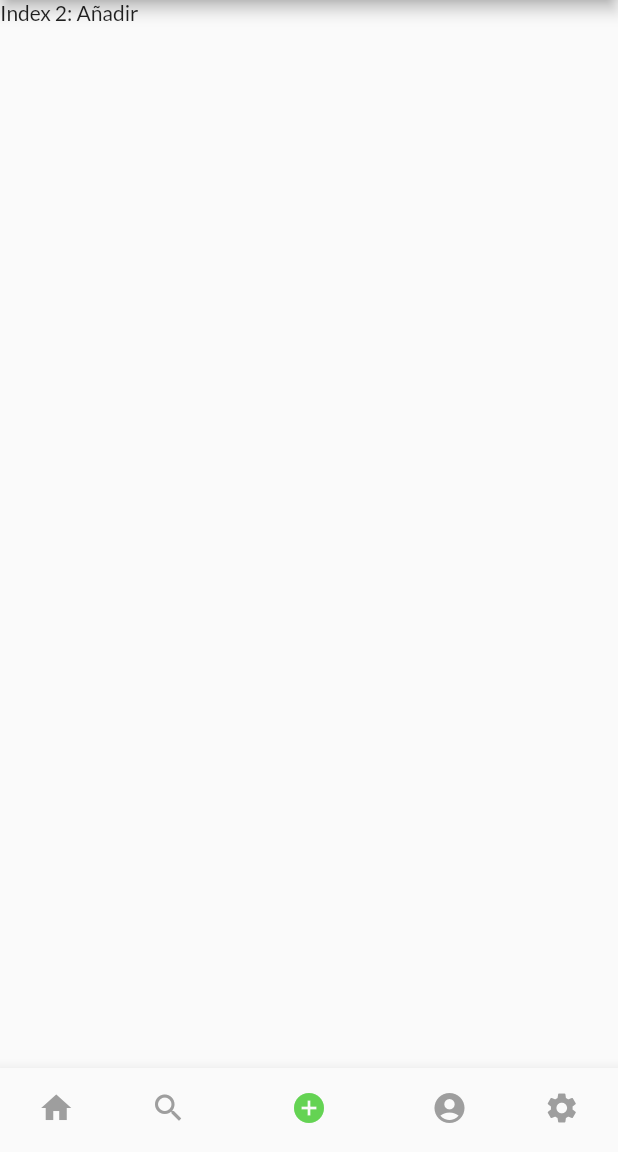
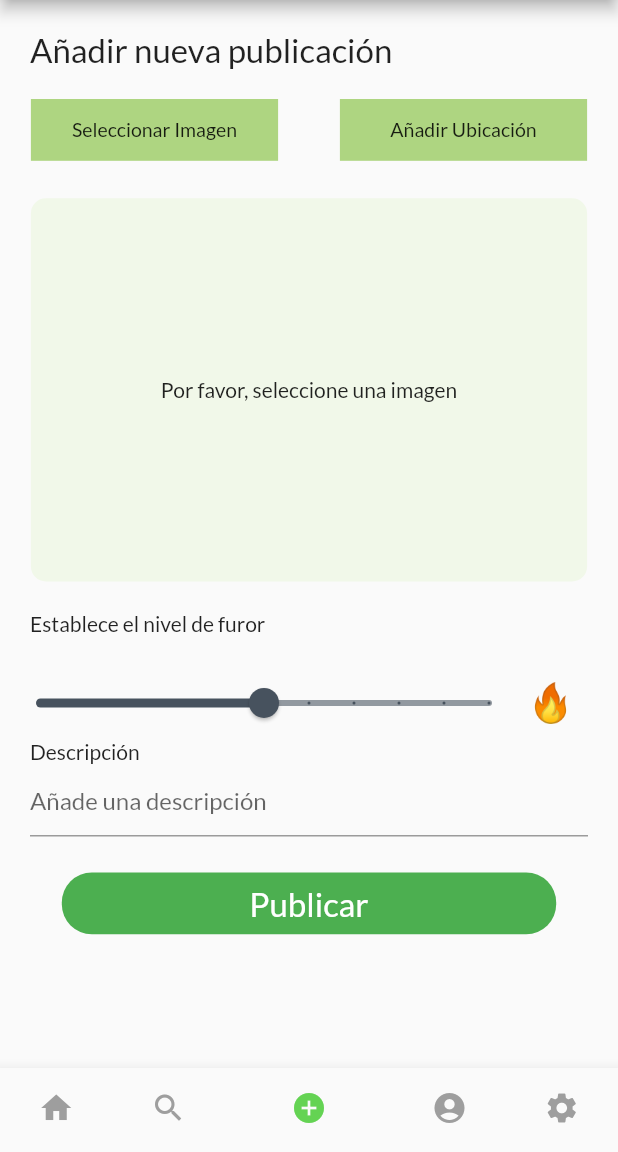
Before and after one commit to lorenamartineztorres/frontendpruebas, a Flutter app: the PagePrincipal screen opened directly, item 3 of the bottom bar chosen, on a phone screen of 412 x 824 dp, the part 84-1236 px from its top. Run offline on Flutter 3.47's test engine with Material 2 defaults, Android fonts, the phone set to English and light mode, and no system bars; our stand-ins replace google_fonts, image_picker; network calls fail.

Commit message:
Nueva Publicación

```diff
--- a/lib/principal.dart
+++ b/lib/principal.dart
@@ -1,8 +1,7 @@
-
 import 'package:flutter/material.dart';
 import 'package:flutter_application_1/loginForm.dart';
 import 'package:flutter_application_1/Home.dart';
-
+import 'package:flutter_application_1/upload.dart';
 
 class PagePrincipal extends StatefulWidget {
   PagePrincipal();
@@ -11,9 +10,7 @@ class PagePrincipal extends StatefulWidget {
 }
 
 class _PagePrincipalState extends State<PagePrincipal> {
-
   int selectedIndex = 0;
-
 
   void _onItemTapped(int index) {
     setState(() {
@@ -26,9 +23,7 @@ class _PagePrincipalState extends State<PagePrincipal> {
     Text(
       'Index 1: Buscador',
     ),
-    Text(
-      'Index 2: Añadir',
-    ),
+    Upload(),
     Text(
       'Index 3: usuario',
     ),
@@ -37,17 +32,17 @@ class _PagePrincipalState extends State<PagePrincipal> {
     ),
   ];
 
-
   @override
   Widget build(BuildContext context) {
     return Scaffold(
       appBar: AppBar(
         centerTitle: true,
-          title: Text('ECOPROTECT', style: TextStyle(fontSize: 16.0,fontFamily: 'Glacial Indifference' ),),
+        title: Text(
+          'ECOPROTECT',
+          style: TextStyle(fontSize: 16.0, fontFamily: 'Glacial Indifference'),
         ),
-
+      ),
       body: pantallas[selectedIndex],
-
       bottomNavigationBar: BottomNavigationBar(
         items: const <BottomNavigationBarItem>[
           BottomNavigationBarItem(
@@ -78,9 +73,6 @@ class _PagePrincipalState extends State<PagePrincipal> {
         showUnselectedLabels: false,
         onTap: _onItemTapped,
       ),
-
     );
   }
-
-
 }
--- /dev/null
+++ b/lib/upload.dart
@@ -0,0 +1,236 @@
+import 'package:flutter/material.dart';
+import 'package:image_picker/image_picker.dart';
+
+class Upload extends StatefulWidget {
+  //stateful ja que cambiara depende un parametro de entrada, la ubicación
+  @override
+  _UploadState createState() => _UploadState();
+}
+
+class _UploadState extends State<Upload> {
+  double num_gradiente = 50; //poner el que ha introducido el usuario
+  int num_mg = 0;
+  var imageFile;
+
+  @override
+  void initState() {
+    super.initState();
+  }
+
+  @override
+  Widget build(BuildContext context) {
+    return Scaffold(
+      body: SingleChildScrollView(
+        child: Column(
+          children: <Widget>[
+            //Añadir nueva publicación
+            Padding(
+              padding:
+                  const EdgeInsets.symmetric(horizontal: 20.0, vertical: 20.0),
+              child: Row(
+                children: <Widget>[
+                  new Text(
+                    "Añadir nueva publicación",
+                    style: new TextStyle(fontSize: 22),
+                  )
+                ],
+              ),
+            ),
+            Row(
+              crossAxisAlignment: CrossAxisAlignment.start,
+              mainAxisAlignment: MainAxisAlignment.spaceAround,
+              children: [
+                Container(
+                    //SELECCIONAR IMAGEN
+                    alignment: Alignment.centerLeft,
+                    height: MediaQuery.of(context).size.height * 0.05,
+                    width: MediaQuery.of(context).size.width * 0.40,
+                    decoration: BoxDecoration(color: Colors.lightGreen[300]),
+                    child: FlatButton(
+                        onPressed: () {
+                          //TODO SELECCIONAR IMAGEN
+                          _showSelectionDialog(context);
+                        },
+                        child: Align(
+                          alignment: Alignment.center,
+                          child: Text("Seleccionar Imagen",
+                              style: new TextStyle(fontSize: 13)),
+                        ))),
+                Container(
+                    //AÑADIR UBICACIÓN
+                    alignment: Alignment.centerRight,
+                    height: MediaQuery.of(context).size.height * 0.05,
+                    width: MediaQuery.of(context).size.width * 0.40,
+                    decoration: BoxDecoration(color: Colors.lightGreen[300]),
+                    //borderRadius: BorderRadius.circular(20)),
+                    child: FlatButton(
+                        onPressed: () {}, //TODO AÑADIR UBICACIÓN
+                        child: Align(
+                          alignment: Alignment.center,
+                          child: Text("Añadir Ubicación",
+                              style: new TextStyle(fontSize: 13)),
+                        ))),
+              ],
+            ),
+            Row(
+              //PREVISUALIZACION IMAGEN
+              crossAxisAlignment: CrossAxisAlignment.start,
+              mainAxisAlignment: MainAxisAlignment.spaceAround,
+              children: <Widget>[
+                Container(
+                  margin: EdgeInsets.only(top: 25),
+                  height: MediaQuery.of(context).size.height * 0.31,
+                  width: MediaQuery.of(context).size.width * 0.90,
+                  decoration: BoxDecoration(
+                      color: Colors.lightGreen[50],
+                      borderRadius: BorderRadius.circular(10)),
+                  child: _setImageView(),
+                )
+              ],
+            ),
+            Row(
+              //TEXTO FUROR
+              children: [
+                Padding(
+                  padding:
+                      EdgeInsets.symmetric(horizontal: 20.0, vertical: 20.0),
+                  child: Text("Establece el nivel de furor"),
+                ),
+              ],
+            ),
+            Padding(
+                //GRADIENTE
+                padding: EdgeInsets.only(right: 30),
+                child: Row(
+                    mainAxisAlignment: MainAxisAlignment.spaceEvenly,
+                    mainAxisSize: MainAxisSize.max,
+                    children: <Widget>[
+                      new Expanded(
+                        child: gradiente(),
+                      ),
+                      Image.asset(
+                        'images/furor.png',
+                        width: 30.0,
+                        height: 30.0,
+                      ),
+                    ])),
+            Row(
+              //TEXTO DESCRIPCIÓN
+              children: [
+                Padding(
+                  padding:
+                      EdgeInsets.symmetric(horizontal: 20.0, vertical: 00.0),
+                  child: Text("Descripción"),
+                )
+              ],
+            ),
+            Padding(
+              //DESCRIPCIÓN
+              padding: EdgeInsets.symmetric(horizontal: 20.0, vertical: 00.0),
+              child: TextFormField(
+                onChanged: (text) {
+                  //this.newcomment = text;
+                },
+                decoration: InputDecoration(
+                  hintText: 'Añade una descripción',
+                ),
+              ),
+            ),
+            Padding(
+              //BOTON PUBLICAR
+              padding: EdgeInsets.symmetric(horizontal: 00.0, vertical: 24.0),
+              child: Container(
+                height: MediaQuery.of(context).size.height * 0.05,
+                width: MediaQuery.of(context).size.width * 0.80,
+                decoration: BoxDecoration(
+                    color: Colors.green,
+                    borderRadius: BorderRadius.circular(20)),
+                child: FlatButton(
+                  onPressed: () {},
+                  child: Text(
+                    'Publicar',
+                    style: TextStyle(color: Colors.white, fontSize: 22),
+                  ),
+                ),
+              ),
+            )
+          ],
+        ),
+      ),
+    );
+  }
+
+  Widget gradiente() {
+    return Slider(
+      value: num_gradiente,
+      min: 0,
+      max: 100,
+      divisions: 10,
+      label: num_gradiente.round().toString(),
+      activeColor: Color.fromRGBO(71, 82, 94, 1),
+      inactiveColor: Color.fromRGBO(71, 82, 94, 0.58),
+      onChanged: (double value) {
+        setState(() {
+          num_gradiente = value;
+        });
+      },
+    );
+  }
+
+  Future<void> _showSelectionDialog(BuildContext context) {
+    return showDialog(
+        context: context,
+        builder: (BuildContext context) {
+          return AlertDialog(
+              title: Text("¿Desde dónde quieres hacer la foto?"),
+              content: SingleChildScrollView(
+                child: ListBody(
+                  children: <Widget>[
+                    GestureDetector(
+                      child: Text("Galeria"),
+                      onTap: () {
+                        _openGallery(context);
+                      },
+                    ),
+                    Padding(padding: EdgeInsets.all(8.0)),
+                    GestureDetector(
+                      child: Text("Camara"),
+                      onTap: () {
+                        _openCamera(context);
+                      },
+                    )
+                  ],
+                ),
+              ));
+        });
+  }
+
+  void _openGallery(BuildContext context) async {
+    var picture = await ImagePicker.pickImage(source: ImageSource.gallery);
+    this.setState(() {
+      imageFile = picture;
+    });
+    Navigator.of(context).pop();
+  }
+
+  void _openCamera(BuildContext context) async {
+    var picture = await ImagePicker.pickImage(source: ImageSource.camera);
+    this.setState(() {
+      imageFile = picture;
+    });
+    Navigator.of(context).pop();
+  }
+
+  Widget _setImageView() {
+    if (imageFile != null) {
+      return Image.file(imageFile,
+          width: MediaQuery.of(context).size.width * 0.90,
+          height: MediaQuery.of(context).size.height * 0.35);
+    } else {
+      return Align(
+        alignment: Alignment.center,
+        child: Text("Por favor, seleccione una imagen"),
+      );
+    }
+  }
+}
--- a/pubspec.yaml
+++ b/pubspec.yaml
@@ -29,6 +29,10 @@ dependencies:
   cupertino_icons: ^1.0.0
   google_fonts: ^1.1.1
   email_validator: '^1.0.6'
+  camera:
+  path_provider:
+  path:
+  image_picker:
 
 dev_dependencies:
   flutter_test:
```
Also changed, not shown: lib/Home.dart (+69 -70 lines), lib/main.dart (+8 -10 lines), pubspec.lock, 1 other file. Lines whose indentation alone changed are shown as unchanged.
